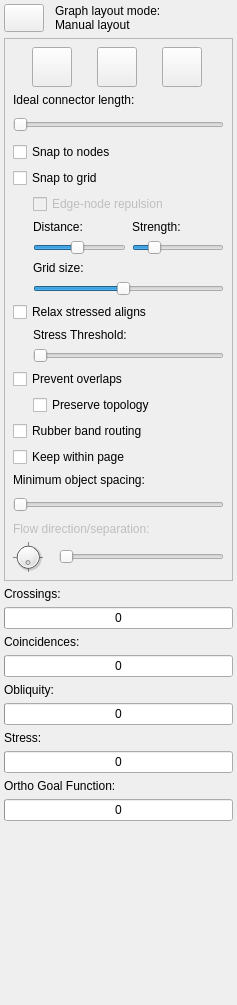
This is libdunnartcanvas/ui/LayoutProperties.ui in skieffer/ortho as Qt 5 draws it before an edit. The edited form follows.
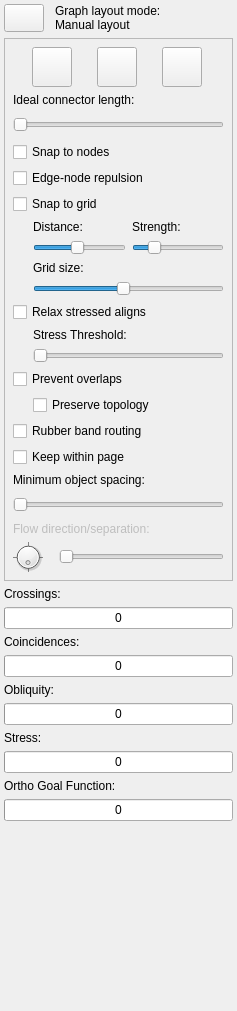
This is the edited form. Icons and pictures are not drawn.

Commit message: made edge-node forces independent of grid snap forces

```diff
--- a/libdunnartcanvas/ui/LayoutProperties.ui
+++ b/libdunnartcanvas/ui/LayoutProperties.ui
@@ -7,7 +7,7 @@
     <x>0</x>
     <y>0</y>
     <width>237</width>
-    <height>1005</height>
+    <height>1011</height>
    </rect>
   </property>
   <property name="sizePolicy">
@@ -19,7 +19,7 @@
   <property name="minimumSize">
    <size>
     <width>237</width>
-    <height>1005</height>
+    <height>1011</height>
    </size>
   </property>
   <property name="allowedAreas">
@@ -367,21 +367,9 @@
          </widget>
         </item>
         <item>
-         <widget class="QCheckBox" name="gridSnapCheckBox">
-          <property name="text">
-           <string>Snap to grid</string>
-          </property>
-         </widget>
-        </item>
-        <item>
-         <layout class="QHBoxLayout" name="horizontalLayout_7">
-          <property name="leftMargin">
-           <number>20</number>
-          </property>
-          <item>
            <widget class="QCheckBox" name="edgeNodeRepulsionCheckBox">
             <property name="enabled">
-             <bool>false</bool>
+           <bool>true</bool>
             </property>
             <property name="text">
              <string>Edge-node repulsion</string>
@@ -394,7 +382,12 @@
             </property>
            </widget>
           </item>
-         </layout>
+        <item>
+         <widget class="QCheckBox" name="gridSnapCheckBox">
+          <property name="text">
+           <string>Snap to grid</string>
+          </property>
+         </widget>
         </item>
         <item>
          <layout class="QHBoxLayout" name="horizontalLayout_4">
```
Lines whose indentation alone changed are shown as unchanged. The commit also changes 4 other files.
